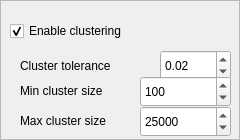
This is project/clusteringoptionview.ui in Aula13/QRecog as Qt 5 draws it before an edit. The edited form follows.
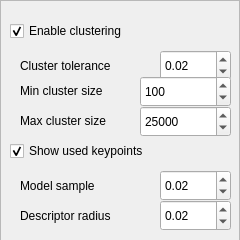
This is the edited form.

```diff
--- a/project/clusteringoptionview.ui
+++ b/project/clusteringoptionview.ui
@@ -7,7 +7,7 @@
     <x>0</x>
     <y>0</y>
     <width>240</width>
-    <height>140</height>
+    <height>240</height>
    </rect>
   </property>
   <property name="windowTitle">
@@ -19,7 +19,7 @@
      <x>0</x>
      <y>0</y>
      <width>240</width>
-     <height>140</height>
+     <height>241</height>
     </rect>
    </property>
    <property name="frameShape">
@@ -149,6 +149,92 @@
      <bool>true</bool>
     </property>
    </widget>
+   <widget class="QCheckBox" name="chkShowUsedKeypoints">
+    <property name="geometry">
+     <rect>
+      <x>10</x>
+      <y>140</y>
+      <width>221</width>
+      <height>22</height>
+     </rect>
+    </property>
+    <property name="text">
+     <string>Show used keypoints</string>
+    </property>
+    <property name="checked">
+     <bool>true</bool>
+    </property>
+   </widget>
+   <widget class="QDoubleSpinBox" name="spnModelSample">
+    <property name="geometry">
+     <rect>
+      <x>160</x>
+      <y>170</y>
+      <width>71</width>
+      <height>31</height>
+     </rect>
+    </property>
+    <property name="minimum">
+     <double>0.010000000000000</double>
+    </property>
+    <property name="singleStep">
+     <double>0.010000000000000</double>
+    </property>
+    <property name="value">
+     <double>0.020000000000000</double>
+    </property>
+   </widget>
+   <widget class="QLabel" name="lblModelSample">
+    <property name="geometry">
+     <rect>
+      <x>20</x>
+      <y>170</y>
+      <width>141</width>
+      <height>31</height>
+     </rect>
+    </property>
+    <property name="text">
+     <string>Model sample</string>
+    </property>
+    <property name="alignment">
+     <set>Qt::AlignLeading|Qt::AlignLeft|Qt::AlignVCenter</set>
+    </property>
+   </widget>
+   <widget class="QDoubleSpinBox" name="spnDescriptorRadius">
+    <property name="geometry">
+     <rect>
+      <x>160</x>
+      <y>200</y>
+      <width>71</width>
+      <height>31</height>
+     </rect>
+    </property>
+    <property name="minimum">
+     <double>0.010000000000000</double>
+    </property>
+    <property name="singleStep">
+     <double>0.010000000000000</double>
+    </property>
+    <property name="value">
+     <double>0.020000000000000</double>
+    </property>
+   </widget>
+   <widget class="QLabel" name="lblDescriptorRadius">
+    <property name="geometry">
+     <rect>
+      <x>20</x>
+      <y>200</y>
+      <width>141</width>
+      <height>31</height>
+     </rect>
+    </property>
+    <property name="text">
+     <string>Descriptor radius</string>
+    </property>
+    <property name="alignment">
+     <set>Qt::AlignLeading|Qt::AlignLeft|Qt::AlignVCenter</set>
+    </property>
+   </widget>
   </widget>
  </widget>
  <resources/>
```
